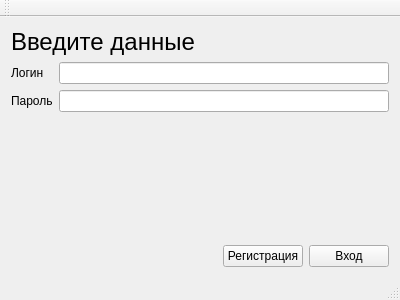
Old version of the form mainwindow.ui in the repository shesmu291/qt.reg.
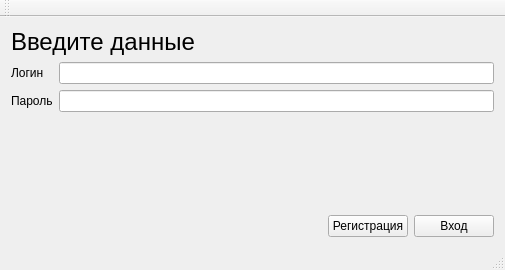
New version of the form.

The edit to the form file:
```diff
--- a/mainwindow.ui
+++ b/mainwindow.ui
@@ -6,8 +6,8 @@
    <rect>
     <x>0</x>
     <y>0</y>
-    <width>400</width>
-    <height>300</height>
+    <width>505</width>
+    <height>270</height>
    </rect>
   </property>
   <property name="windowTitle">
@@ -39,14 +39,14 @@
       <item row="0" column="1">
        <widget class="QLineEdit" name="login"/>
       </item>
-      <item row="2" column="0">
+      <item row="6" column="0">
        <widget class="QLabel" name="label_2">
         <property name="text">
          <string>Пароль</string>
         </property>
        </widget>
       </item>
-      <item row="2" column="1">
+      <item row="6" column="1">
        <widget class="QLineEdit" name="pas">
         <property name="echoMode">
          <enum>QLineEdit::Password</enum>
@@ -106,7 +106,7 @@
     <rect>
      <x>0</x>
      <y>0</y>
-     <width>400</width>
+     <width>505</width>
      <height>21</height>
     </rect>
    </property>
```
